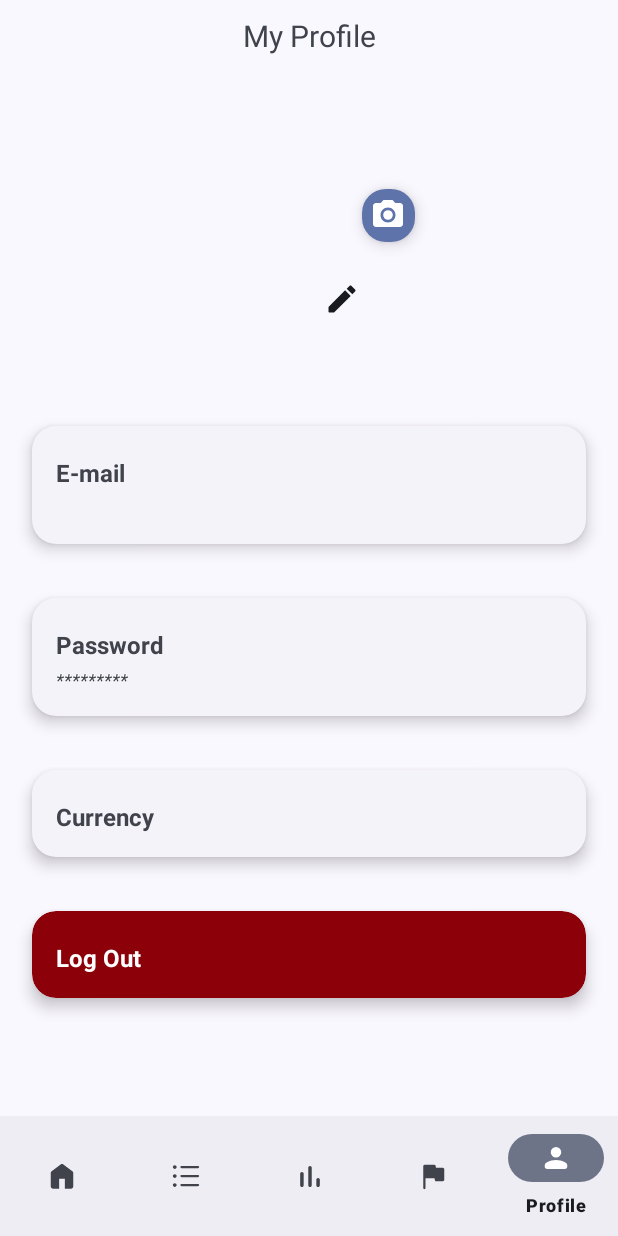
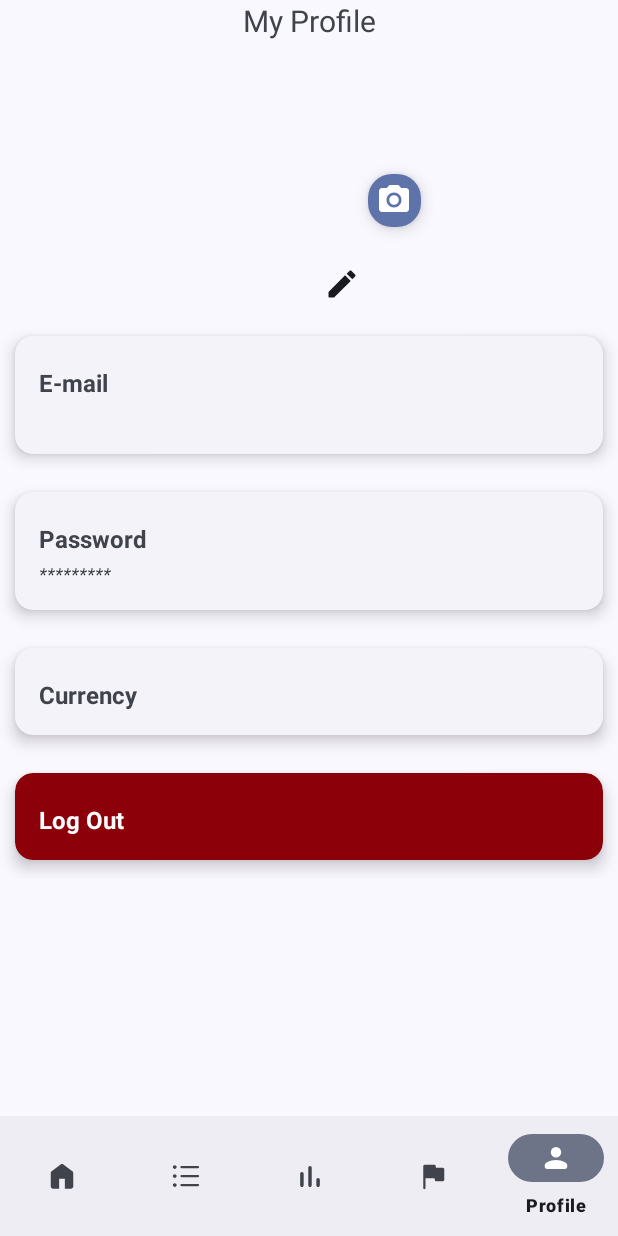
Before and after one commit to Coccoexe/Wallee_MaterialDesign3, an Android app: the ProfileFragment screen opened through its navigation route, on a phone screen of 412 x 824 dp. Run offline under Robolectric (Android 15) with nearby library versions, the phone set to English and light mode, and no system bars; our stand-ins replace Room's generated code, navigation-ui; libraries missing offline, so code that uses them is left out: com.github.mikephil.charting; 35 statements that could not run were skipped.

Commit message:
support small display

```diff
--- a/app/src/main/res/layout/fragment_profile.xml
+++ b/app/src/main/res/layout/fragment_profile.xml
@@ -9,13 +9,6 @@
     <androidx.constraintlayout.widget.ConstraintLayout
         android:layout_width="match_parent"
         android:layout_height="match_parent">
-
-    <androidx.constraintlayout.widget.ConstraintLayout
-        android:layout_width="match_parent"
-        android:layout_height="0dp"
-        android:padding="10dp"
-        app:layout_constraintTop_toTopOf="parent"
-        app:layout_constraintBottom_toTopOf="@id/navigationBar">
 
         <TextView
             android:id="@+id/profileTitle"
@@ -77,25 +70,24 @@
             app:layout_constraintTop_toBottomOf="@id/profileImage"
             app:layout_constraintStart_toEndOf="@id/profileName" />
 
-        <androidx.constraintlayout.helper.widget.Flow
+        <ScrollView
+            android:layout_width="match_parent"
+            android:layout_height="0dp"
+            android:layout_marginTop="10dp"
+            app:layout_constraintTop_toBottomOf="@id/profileEdit"
+            app:layout_constraintBottom_toTopOf="@id/navigationBar">
+
+            <LinearLayout
             android:layout_width="match_parent"
             android:layout_height="wrap_content"
-            android:layout_marginHorizontal="4dp"
-            app:constraint_referenced_ids="cardEmail, cardPassword, cardCurrency, cardLogout"
-            app:flow_horizontalGap="8dp"
-            app:flow_maxElementsWrap="1"
-            app:flow_verticalGap="8dp"
-            app:flow_wrapMode="aligned"
-            app:layout_constraintBottom_toBottomOf="parent"
-            app:layout_constraintTop_toBottomOf="@id/profileName"/>
+            android:orientation="vertical">
 
                 <com.google.android.material.card.MaterialCardView
                     android:id="@+id/cardEmail"
                     style="?attr/materialCardViewElevatedStyle"
                     android:layout_width="match_parent"
                     android:layout_height="wrap_content"
-            android:layout_margin="5dp"
-            app:cardCornerRadius="16dp"
+                    app:cardCornerRadius="12dp"
                     app:cardUseCompatPadding="true"
                     app:cardElevation="6dp">
 
@@ -128,8 +120,7 @@
                     style="?attr/materialCardViewElevatedStyle"
                     android:layout_width="match_parent"
                     android:layout_height="wrap_content"
-            android:layout_margin="5dp"
-            app:cardCornerRadius="16dp"
+                    app:cardCornerRadius="12dp"
                     app:cardUseCompatPadding="true"
                     app:cardElevation="6dp"
                     tools:ignore="MissingConstraints">
@@ -163,8 +154,7 @@
                     style="?attr/materialCardViewElevatedStyle"
                     android:layout_width="match_parent"
                     android:layout_height="wrap_content"
-            android:layout_margin="5dp"
-            app:cardCornerRadius="16dp"
+                    app:cardCornerRadius="12dp"
                     app:cardUseCompatPadding="true"
                     app:cardElevation="6dp"
                     tools:ignore="MissingConstraints">
@@ -191,8 +181,7 @@
                     style="?attr/materialCardViewElevatedStyle"
                     android:layout_width="match_parent"
                     android:layout_height="wrap_content"
-            android:layout_margin="5dp"
-            app:cardCornerRadius="16dp"
+                    app:cardCornerRadius="12dp"
                     app:cardUseCompatPadding="true"
                     app:cardElevation="6dp"
                     android:backgroundTint="?attr/colorError"
@@ -216,7 +205,9 @@
                     </LinearLayout>
                 </com.google.android.material.card.MaterialCardView>
 
-    </androidx.constraintlayout.widget.ConstraintLayout>
+            </LinearLayout>
+
+        </ScrollView>
 
     <com.google.android.material.bottomnavigation.BottomNavigationView
         android:id="@+id/navigationBar"
```
Lines whose indentation alone changed are shown as unchanged.
